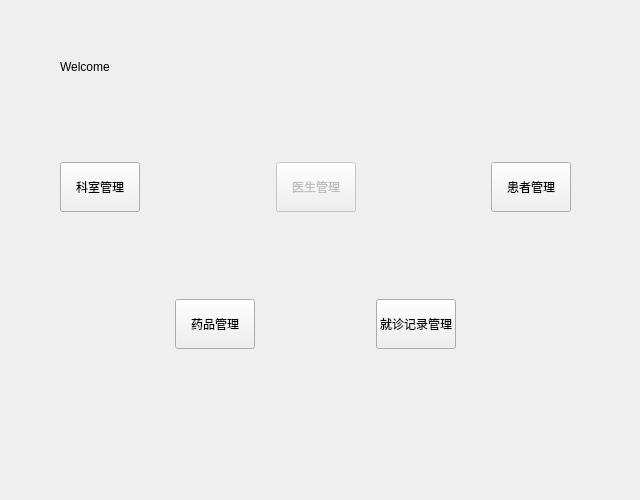
The window that homeview.ui (Meroasis/QtMedicinesystem) describes before a commit, drawn with Qt 5.
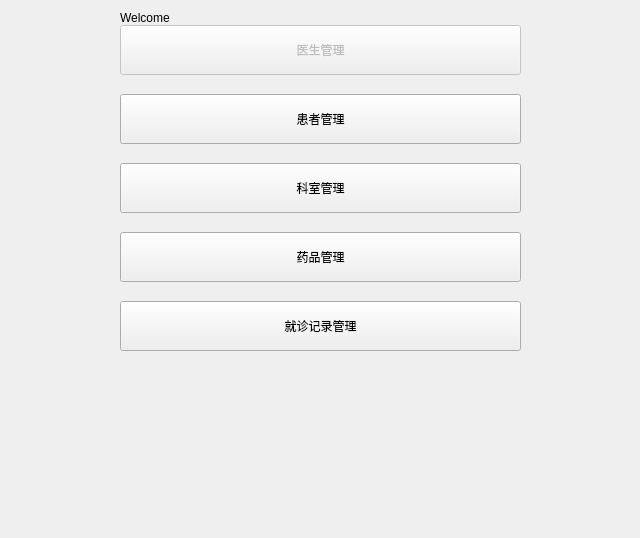
The same window after the commit.

Commit message: 病人信息管理：支持病人信息的录入、修改和删除操作。显示病人信息列表，包括姓名、性别、年龄、联系方式等，支持查询、排序和分页显示。

```diff
--- a/homeview.ui
+++ b/homeview.ui
@@ -7,22 +7,31 @@
     <x>0</x>
     <y>0</y>
     <width>640</width>
-    <height>500</height>
+    <height>538</height>
    </rect>
   </property>
   <property name="windowTitle">
    <string>欢迎</string>
   </property>
-  <widget class="QWidget" name="layoutWidget">
+  <widget class="QWidget" name="">
    <property name="geometry">
     <rect>
-     <x>60</x>
-     <y>60</y>
-     <width>511</width>
-     <height>371</height>
+     <x>120</x>
+     <y>10</y>
+     <width>401</width>
+     <height>370</height>
     </rect>
    </property>
    <layout class="QVBoxLayout" name="verticalLayout">
+    <property name="spacing">
+     <number>0</number>
+    </property>
+    <property name="topMargin">
+     <number>1</number>
+    </property>
+    <property name="bottomMargin">
+     <number>0</number>
+    </property>
     <item>
      <widget class="QLabel" name="Welcome">
       <property name="styleSheet">
@@ -34,59 +43,12 @@
      </widget>
     </item>
     <item>
-     <spacer name="verticalSpacer">
-      <property name="orientation">
-       <enum>Qt::Orientation::Vertical</enum>
-      </property>
-      <property name="sizeHint" stdset="0">
-       <size>
-        <width>20</width>
-        <height>40</height>
-       </size>
-      </property>
-     </spacer>
-    </item>
-    <item>
-     <layout class="QHBoxLayout" name="horizontalLayout">
-      <item>
-       <widget class="QPushButton" name="BtnRoom">
-        <property name="sizePolicy">
-         <sizepolicy hsizetype="Fixed" vsizetype="Fixed">
-          <horstretch>0</horstretch>
-          <verstretch>0</verstretch>
-         </sizepolicy>
-        </property>
-        <property name="minimumSize">
-         <size>
-          <width>60</width>
-          <height>50</height>
-         </size>
-        </property>
-        <property name="text">
-         <string>科室管理</string>
-        </property>
-       </widget>
-      </item>
-      <item>
-       <spacer name="horizontalSpacer">
-        <property name="orientation">
-         <enum>Qt::Orientation::Horizontal</enum>
-        </property>
-        <property name="sizeHint" stdset="0">
-         <size>
-          <width>40</width>
-          <height>20</height>
-         </size>
-        </property>
-       </spacer>
-      </item>
-      <item>
        <widget class="QPushButton" name="BtnDoctor">
         <property name="enabled">
          <bool>false</bool>
         </property>
         <property name="sizePolicy">
-         <sizepolicy hsizetype="Fixed" vsizetype="Fixed">
+       <sizepolicy hsizetype="Minimum" vsizetype="Fixed">
           <horstretch>0</horstretch>
           <verstretch>0</verstretch>
          </sizepolicy>
@@ -103,14 +65,14 @@
        </widget>
       </item>
       <item>
-       <spacer name="horizontalSpacer_2">
+     <spacer name="verticalSpacer">
         <property name="orientation">
-         <enum>Qt::Orientation::Horizontal</enum>
+       <enum>Qt::Orientation::Vertical</enum>
         </property>
         <property name="sizeHint" stdset="0">
          <size>
-          <width>40</width>
-          <height>20</height>
+        <width>20</width>
+        <height>30</height>
          </size>
         </property>
        </spacer>
@@ -118,7 +80,7 @@
       <item>
        <widget class="QPushButton" name="BtnPatient">
         <property name="sizePolicy">
-         <sizepolicy hsizetype="Fixed" vsizetype="Fixed">
+       <sizepolicy hsizetype="Minimum" vsizetype="Fixed">
           <horstretch>0</horstretch>
           <verstretch>0</verstretch>
          </sizepolicy>
@@ -134,7 +96,37 @@
         </property>
        </widget>
       </item>
-     </layout>
+    <item>
+     <spacer name="verticalSpacer_2">
+      <property name="orientation">
+       <enum>Qt::Orientation::Vertical</enum>
+      </property>
+      <property name="sizeHint" stdset="0">
+       <size>
+        <width>20</width>
+        <height>30</height>
+       </size>
+      </property>
+     </spacer>
+    </item>
+    <item>
+     <widget class="QPushButton" name="BtnRoom">
+      <property name="sizePolicy">
+       <sizepolicy hsizetype="Minimum" vsizetype="Fixed">
+        <horstretch>0</horstretch>
+        <verstretch>0</verstretch>
+       </sizepolicy>
+      </property>
+      <property name="minimumSize">
+       <size>
+        <width>60</width>
+        <height>50</height>
+       </size>
+      </property>
+      <property name="text">
+       <string>科室管理</string>
+      </property>
+     </widget>
     </item>
     <item>
      <spacer name="verticalSpacer_3">
@@ -144,22 +136,7 @@
       <property name="sizeHint" stdset="0">
        <size>
         <width>20</width>
-        <height>40</height>
-       </size>
-      </property>
-     </spacer>
-    </item>
-    <item>
-     <layout class="QHBoxLayout" name="horizontalLayout_2">
-      <item>
-       <spacer name="horizontalSpacer_3">
-        <property name="orientation">
-         <enum>Qt::Orientation::Horizontal</enum>
-        </property>
-        <property name="sizeHint" stdset="0">
-         <size>
-          <width>40</width>
-          <height>20</height>
+        <height>30</height>
          </size>
         </property>
        </spacer>
@@ -178,14 +155,14 @@
        </widget>
       </item>
       <item>
-       <spacer name="horizontalSpacer_4">
+     <spacer name="verticalSpacer_4">
         <property name="orientation">
-         <enum>Qt::Orientation::Horizontal</enum>
+       <enum>Qt::Orientation::Vertical</enum>
         </property>
         <property name="sizeHint" stdset="0">
          <size>
-          <width>40</width>
-          <height>20</height>
+        <width>20</width>
+        <height>30</height>
          </size>
         </property>
        </spacer>
@@ -204,22 +181,7 @@
        </widget>
       </item>
       <item>
-       <spacer name="horizontalSpacer_5">
-        <property name="orientation">
-         <enum>Qt::Orientation::Horizontal</enum>
-        </property>
-        <property name="sizeHint" stdset="0">
-         <size>
-          <width>40</width>
-          <height>20</height>
-         </size>
-        </property>
-       </spacer>
-      </item>
-     </layout>
-    </item>
-    <item>
-     <spacer name="verticalSpacer_2">
+     <spacer name="verticalSpacer_5">
       <property name="orientation">
        <enum>Qt::Orientation::Vertical</enum>
       </property>
```
Lines whose indentation alone changed are shown as unchanged. The commit also changes 23 other files.
